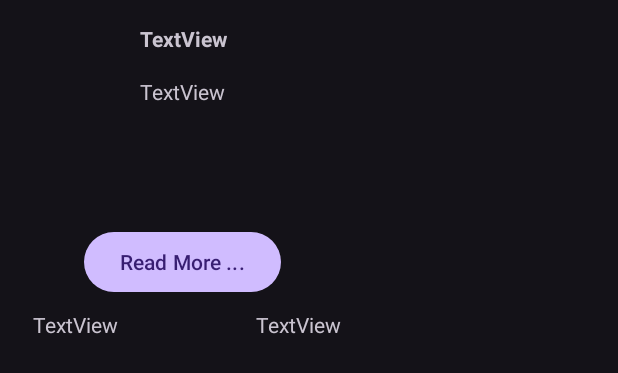
After one commit to hessamasna/MobilePrograming-CipHealth, an Android app: the layout health_tips_item.xml on its own in the app's theme, with its tools: preview values and no code run, on a phone screen of 412 x 824 dp. The commit adds this screen. Shown: the top 373 px of the screen. Run offline under Robolectric (Android 15) with nearby library versions, the phone set to English and light mode, and no system bars.

Commit message:
[ADD] HealthTips

```diff
--- a/app/build.gradle
+++ b/app/build.gradle
@@ -40,7 +40,6 @@ dependencies {
     implementation 'com.google.code.gson:gson:2.10'
     implementation 'androidx.room:room-runtime:2.5.0'
     implementation 'androidx.recyclerview:recyclerview:1.3.0-rc01'
-    implementation 'com.github.PhilJay:MPAndroidChart:v3.0.3'
     annotationProcessor 'androidx.room:room-compiler:2.5.0'
     testImplementation 'junit:junit:4.13.2'
     androidTestImplementation 'androidx.test.ext:junit:1.1.5'
--- /dev/null
+++ b/app/src/main/res/layout/health_tips_item.xml
@@ -0,0 +1,64 @@
+<?xml version="1.0" encoding="utf-8"?>
+<androidx.constraintlayout.widget.ConstraintLayout xmlns:android="http://schemas.android.com/apk/res/android"
+    xmlns:app="http://schemas.android.com/apk/res-auto"
+    xmlns:tools="http://schemas.android.com/tools"
+    android:layout_width="wrap_content"
+    android:layout_height="wrap_content">
+
+    <TextView
+        android:id="@+id/health_tips_title"
+        android:layout_width="wrap_content"
+        android:layout_height="wrap_content"
+        android:layout_marginTop="16dp"
+        android:text="TextView"
+        android:textAlignment="center"
+        android:textStyle="bold"
+        app:layout_constraintEnd_toEndOf="parent"
+        app:layout_constraintStart_toStartOf="parent"
+        app:layout_constraintTop_toTopOf="parent" />
+
+    <TextView
+        android:id="@+id/health_tips_message"
+        android:layout_width="211dp"
+        android:layout_height="83dp"
+        android:layout_marginStart="16dp"
+        android:layout_marginTop="16dp"
+        android:layout_marginEnd="16dp"
+        android:text="TextView"
+        android:textAlignment="center"
+        app:layout_constraintEnd_toEndOf="parent"
+        app:layout_constraintStart_toStartOf="parent"
+        app:layout_constraintTop_toBottomOf="@+id/health_tips_title" />
+
+    <Button
+        android:id="@+id/health_tips_btn"
+        android:layout_width="wrap_content"
+        android:layout_height="wrap_content"
+        android:layout_marginTop="16dp"
+        android:text="Read More ..."
+        app:layout_constraintEnd_toEndOf="parent"
+        app:layout_constraintStart_toStartOf="parent"
+        app:layout_constraintTop_toBottomOf="@+id/health_tips_message" />
+
+    <TextView
+        android:id="@+id/health_tips_author"
+        android:layout_width="wrap_content"
+        android:layout_height="wrap_content"
+        android:layout_marginTop="8dp"
+        android:layout_marginEnd="92dp"
+        android:text="TextView"
+        android:textAlignment="center"
+        app:layout_constraintEnd_toStartOf="@+id/health_tips_date"
+        app:layout_constraintTop_toBottomOf="@+id/health_tips_btn" />
+
+    <TextView
+        android:id="@+id/health_tips_date"
+        android:layout_width="wrap_content"
+        android:layout_height="wrap_content"
+        android:layout_marginTop="8dp"
+        android:layout_marginEnd="16dp"
+        android:text="TextView"
+        android:textAlignment="center"
+        app:layout_constraintEnd_toEndOf="parent"
+        app:layout_constraintTop_toBottomOf="@+id/health_tips_btn" />
+</androidx.constraintlayout.widget.ConstraintLayout>
```
Also changed, not shown: app/src/main/java/com/cip/ciphealth/MainActivity.java (+12 -1 lines), app/src/main/java/com/cip/ciphealth/MainPage.java (+13 -0 lines), app/src/main/java/com/cip/ciphealth/adapter/HealthTipsAdapter.java (added, +124 -0 lines), app/src/main/res/layout/activity_main_page.xml (+9 -0 lines).
